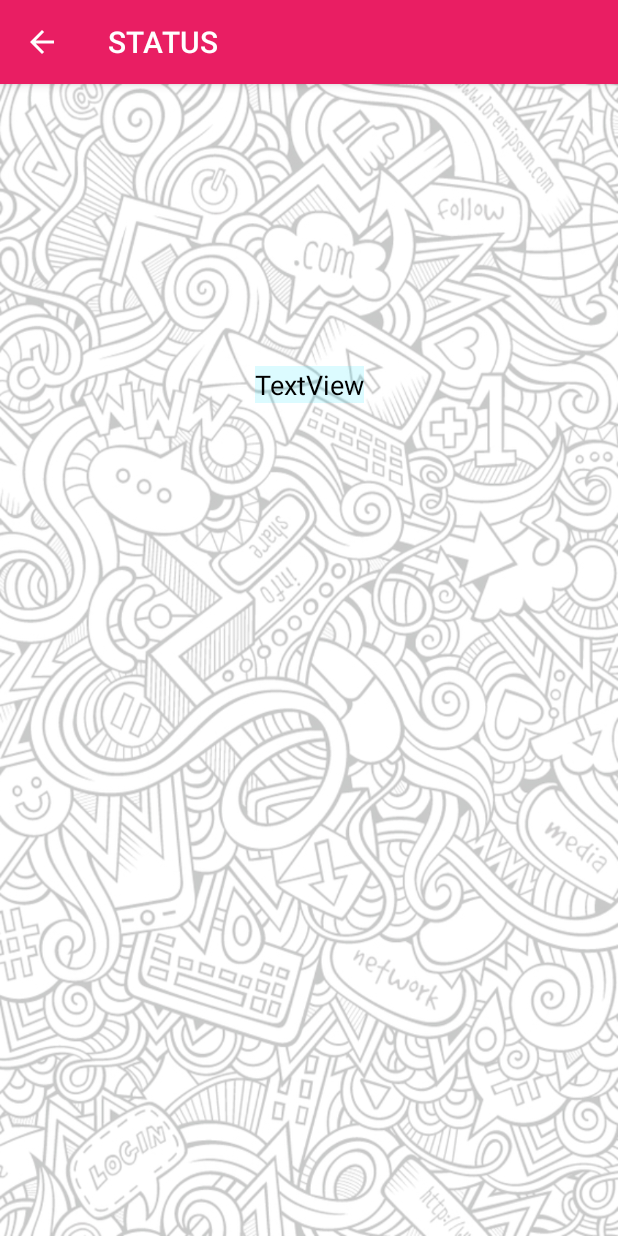
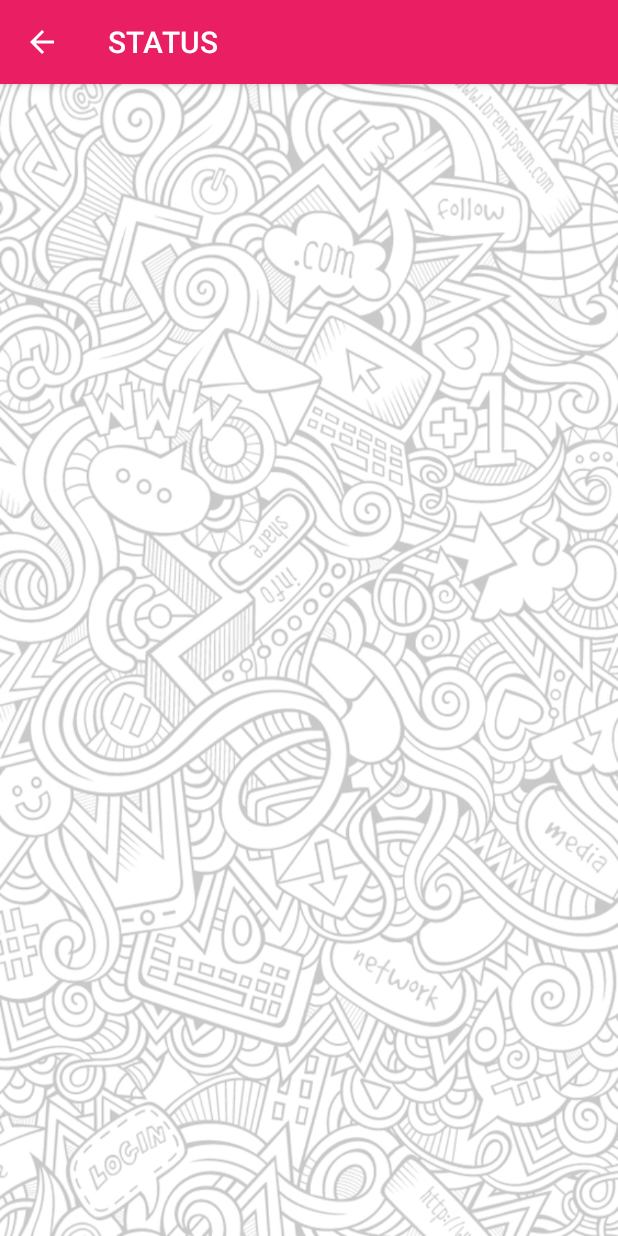
Before and after one commit to razarehan/ProjectEvaluationSlotBooking, an Android app: the HomeActivity screen opened directly, with no data from a screen before it, after a tap on "STATUS", on a phone screen of 412 x 824 dp. Run offline under Robolectric (Android 15) with nearby library versions, the phone set to English and light mode, and no system bars; our stand-ins replace Firebase (no records; nobody signed in at launch, a user with empty details on screens opened directly).

Commit message:
Design view update

```diff
--- a/app/src/main/java/com/team9/projectevaluationslotbooking/HomeActivity.java
+++ b/app/src/main/java/com/team9/projectevaluationslotbooking/HomeActivity.java
@@ -27,6 +27,16 @@ public class HomeActivity extends AppCompatActivity {
             Intent intent = new Intent(getApplicationContext(), LoginActivity.class);
             startActivity(intent);
         }
+        FirebaseDatabase.getInstance().getReference("Student")
+                .child(FirebaseAuth.getInstance().getCurrentUser().getUid()).get().addOnCompleteListener(new OnCompleteListener<DataSnapshot>() {
+            @Override
+            public void onComplete(@NonNull Task<DataSnapshot> task) {
+
+                if(task.isSuccessful()) {
+                    tvWelcome.setText("Welcome " + String.valueOf(task.getResult().child("fname").getValue()));
+                }
+            }
+        });
     }
 
     @Override
@@ -41,20 +51,6 @@ public class HomeActivity extends AppCompatActivity {
         btn_BookSlot =(Button)findViewById(R.id.btn_BookSlot);
         btnStatus =(Button)findViewById(R.id.button5);
         btnSearch =(Button)findViewById(R.id.btn_search);
-
-
-
-        FirebaseDatabase.getInstance().getReference("Student")
-                .child(FirebaseAuth.getInstance().getCurrentUser().getUid()).get().addOnCompleteListener(new OnCompleteListener<DataSnapshot>() {
-                    @Override
-                    public void onComplete(@NonNull Task<DataSnapshot> task) {
-
-                        if(task.isSuccessful()) {
-                            tvWelcome.setText("Welcome " + String.valueOf(task.getResult().child("fname").getValue()));
-                        }
-                    }
-                });
-
 
         btnLogout.setOnClickListener(new View.OnClickListener() {
             @Override
--- a/app/src/main/java/com/team9/projectevaluationslotbooking/MessageInboxActivity.java
+++ b/app/src/main/java/com/team9/projectevaluationslotbooking/MessageInboxActivity.java
@@ -27,7 +27,6 @@ public class MessageInboxActivity extends AppCompatActivity {
     List<Message> messageList;
     HelperAdapter helperAdapter;
     DatabaseReference databaseReference;
-    ProgressBar pgBar;
     @Override
     protected void onCreate(Bundle savedInstanceState)
     {
@@ -37,14 +36,13 @@ public class MessageInboxActivity extends AppCompatActivity {
         getSupportActionBar().setTitle("Inbox");
         getSupportActionBar().setDisplayHomeAsUpEnabled(true);
 
-        //pgBar = (ProgressBar)findViewById(R.id.pgBar);
-        //pgBar.setVisibility(View.VISIBLE);
+
         recView = (RecyclerView)findViewById(R.id.recyclerView);
         recView.setLayoutManager(new LinearLayoutManager(this));    // diff
         messageList = new ArrayList<>();
 
         databaseReference = FirebaseDatabase.getInstance().getReference("Message");
-        //pgBar.setVisibility(View.GONE);
+
         databaseReference.addListenerForSingleValueEvent(new ValueEventListener() {
             @Override
             public void onDataChange(@NonNull DataSnapshot snapshot) {
--- a/app/src/main/res/layout/activity_home.xml
+++ b/app/src/main/res/layout/activity_home.xml
@@ -32,7 +32,6 @@
         android:shadowDx="2"
         android:shadowDy="2"
         android:shadowRadius="1"
-        android:text="TextView"
         android:textColor="#000000"
         android:textSize="18sp"
         app:layout_constraintStart_toStartOf="parent"
--- a/app/src/main/res/layout/activity_status.xml
+++ b/app/src/main/res/layout/activity_status.xml
@@ -11,12 +11,12 @@
         android:id="@+id/textView21"
         android:layout_width="wrap_content"
         android:layout_height="wrap_content"
-        android:layout_marginTop="188dp"
+        android:layout_marginTop="172dp"
         android:background="#2300E3FF"
-        android:text="TextView"
         android:textColor="#000000"
         android:textSize="18sp"
         app:layout_constraintEnd_toEndOf="parent"
+        app:layout_constraintHorizontal_bias="0.12"
         app:layout_constraintStart_toStartOf="parent"
         app:layout_constraintTop_toTopOf="parent" />
 </androidx.constraintlayout.widget.ConstraintLayout>
```
Also changed, not shown: app/src/main/java/com/team9/projectevaluationslotbooking/StatusActivity.java (+4 -4 lines), app/src/main/res/layout/activity_message_inbox.xml (+0 -8 lines).
